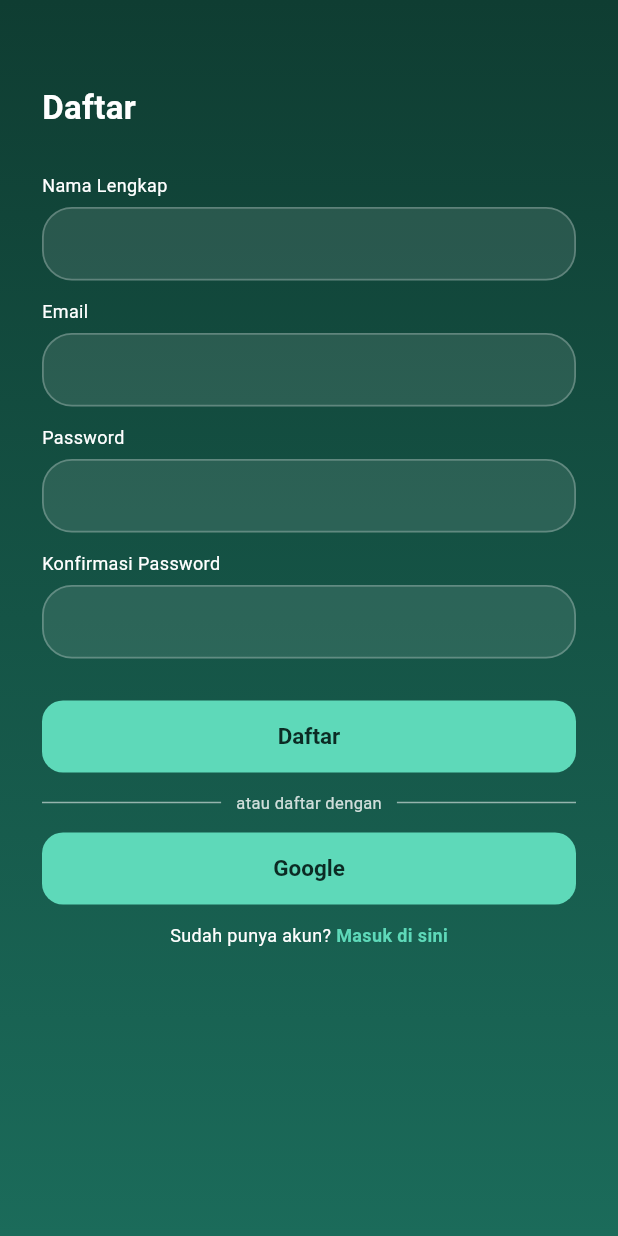
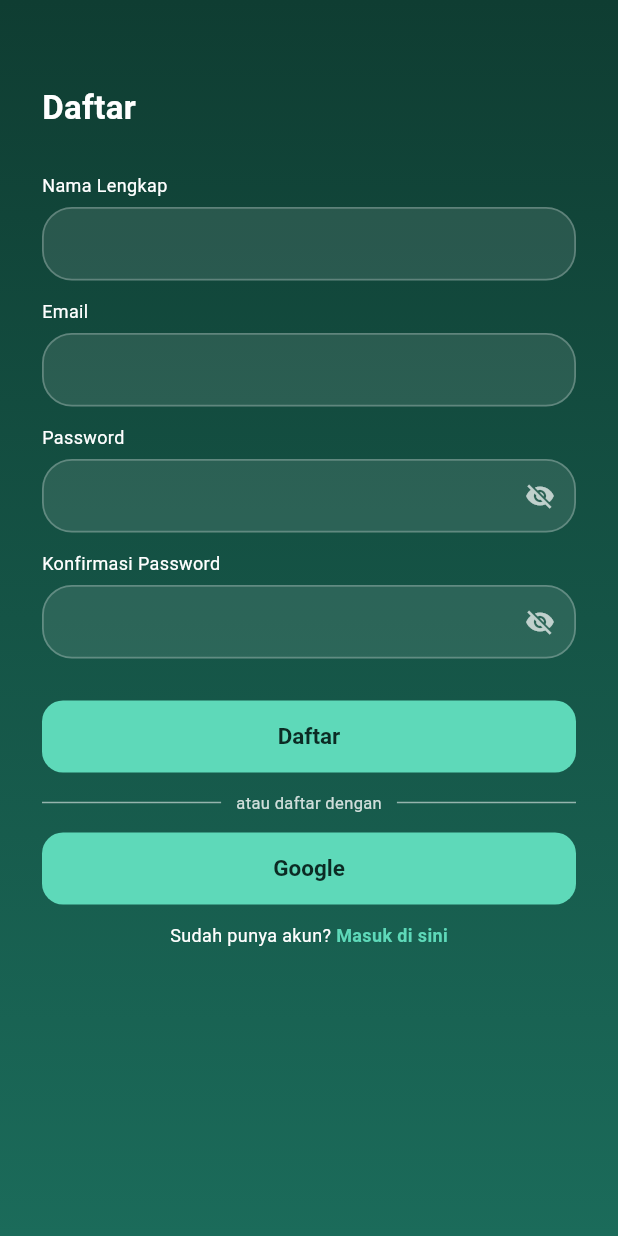
Before and after one commit to atlava/FineXa_Mobile, a Flutter app: the screen it shows after launch, after a tap on "Daftar sekarang", on a phone screen of 412 x 824 dp. Run offline on Flutter 3.47's test engine with Material 3 defaults, Android fonts, the phone set to English and light mode, and no system bars; our stand-ins replace shared_preferences.

Commit message:
feat(auth): add password visibility toggle on login and register screens

```diff
--- a/lib/screens/login_screen.dart
+++ b/lib/screens/login_screen.dart
@@ -20,6 +20,7 @@ class LoginScreen extends StatefulWidget {
 class _LoginScreenState extends State<LoginScreen> {
   final _email = TextEditingController();
   final _pass = TextEditingController();
+  bool _obscurePassword = true;
   String? _emailError;
   String? _passError;
   bool _isLoading = false; // Tambahan untuk indikator loading
@@ -142,8 +143,20 @@ class _LoginScreenState extends State<LoginScreen> {
                 AppTextField(
                   label: 'Password',
                   controller: _pass,
-                  obscure: true,
+                  obscure: _obscurePassword,
                   errorText: _passError,
+                  suffixIcon: IconButton(
+                    icon: Icon(
+                      _obscurePassword ? Icons.visibility_off : Icons.visibility,
+                      color: _passError != null ? AppColors.textDark : Colors.white70,
+                      size: 20,
+                    ),
+                    onPressed: () {
+                      setState(() {
+                        _obscurePassword = !_obscurePassword;
+                      });
+                    },
+                  ),
                 ),
                 Align(
                   alignment: Alignment.centerRight,
--- a/lib/screens/register_screen.dart
+++ b/lib/screens/register_screen.dart
@@ -20,6 +20,8 @@ class _RegisterScreenState extends State<RegisterScreen> {
   final _email = TextEditingController();
   final _pass = TextEditingController();
   final _confirm = TextEditingController();
+  bool _obscurePass = true;
+  bool _obscureConfirm = true;
   String? _nameErr, _emailErr, _passErr, _confirmErr;
   String? _bannerTitle; // Error state: banner di atas form
   String? _bannerMsg;
@@ -153,13 +155,42 @@ class _RegisterScreenState extends State<RegisterScreen> {
                     errorText: _emailErr),
                 const SizedBox(height: 12),
                 AppTextField(
-                    label: 'Password', controller: _pass, obscure: true, errorText: _passErr),
+                  label: 'Password',
+                  controller: _pass,
+                  obscure: _obscurePass,
+                  errorText: _passErr,
+                  suffixIcon: IconButton(
+                    icon: Icon(
+                      _obscurePass ? Icons.visibility_off : Icons.visibility,
+                      color: _passErr != null ? AppColors.textDark : Colors.white70,
+                      size: 20,
+                    ),
+                    onPressed: () {
+                      setState(() {
+                        _obscurePass = !_obscurePass;
+                      });
+                    },
+                  ),
+                ),
                 const SizedBox(height: 12),
                 AppTextField(
-                    label: 'Konfirmasi Password',
-                    controller: _confirm,
-                    obscure: true,
-                    errorText: _confirmErr),
+                  label: 'Konfirmasi Password',
+                  controller: _confirm,
+                  obscure: _obscureConfirm,
+                  errorText: _confirmErr,
+                  suffixIcon: IconButton(
+                    icon: Icon(
+                      _obscureConfirm ? Icons.visibility_off : Icons.visibility,
+                      color: _confirmErr != null ? AppColors.textDark : Colors.white70,
+                      size: 20,
+                    ),
+                    onPressed: () {
+                      setState(() {
+                        _obscureConfirm = !_obscureConfirm;
+                      });
+                    },
+                  ),
+                ),
                 const SizedBox(height: 28),
                 PrimaryButton(label: 'Daftar', onPressed: _register),
                 const SizedBox(height: 12),
--- a/lib/widgets/common.dart
+++ b/lib/widgets/common.dart
@@ -85,6 +85,7 @@ class AppTextField extends StatelessWidget {
   final bool obscure;
   final String? errorText;
   final TextInputType? keyboardType;
+  final Widget? suffixIcon;
 
   const AppTextField({
     super.key,
@@ -93,6 +94,7 @@ class AppTextField extends StatelessWidget {
     this.obscure = false,
     this.errorText,
     this.keyboardType,
+    this.suffixIcon,
   });
 
   OutlineInputBorder _border(Color c) => OutlineInputBorder(
@@ -121,6 +123,7 @@ class AppTextField extends StatelessWidget {
             fillColor: hasError ? Colors.white : Colors.white.withValues(alpha: 0.1),
             isDense: true,
             contentPadding: const EdgeInsets.symmetric(horizontal: 16, vertical: 14),
+            suffixIcon: suffixIcon,
             border: _border(Colors.white24),
             enabledBorder:
             _border(hasError ? AppColors.error : Colors.white.withValues(alpha: 0.25)),
```
Lines whose indentation alone changed are shown as unchanged.
